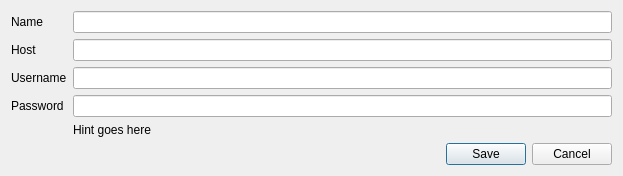
Above: NewTracker.ui from Entomologist/entomologist before the change. Below: the same form after it.
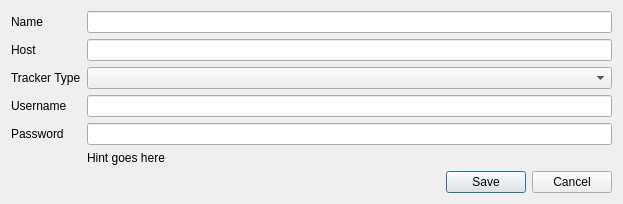
That is the form after the change. Custom widgets are drawn as their Qt base class.

The edit to the form file:
```diff
--- a/NewTracker.ui
+++ b/NewTracker.ui
@@ -10,7 +10,7 @@
     <x>0</x>
     <y>0</y>
     <width>623</width>
-    <height>165</height>
+    <height>184</height>
    </rect>
   </property>
   <property name="windowTitle">
@@ -32,30 +32,6 @@
      <item row="0" column="1">
       <widget class="QLineEdit" name="nameEdit"/>
      </item>
-     <item row="2" column="1">
-      <widget class="QLineEdit" name="userEdit"/>
-     </item>
-     <item row="3" column="1">
-      <widget class="QLineEdit" name="passEdit">
-       <property name="echoMode">
-        <enum>QLineEdit::Password</enum>
-       </property>
-      </widget>
-     </item>
-     <item row="2" column="0">
-      <widget class="QLabel" name="userLabel">
-       <property name="text">
-        <string>Username</string>
-       </property>
-      </widget>
-     </item>
-     <item row="3" column="0">
-      <widget class="QLabel" name="passLabel">
-       <property name="text">
-        <string>Password</string>
-       </property>
-      </widget>
-     </item>
      <item row="6" column="1">
       <widget class="QLabel" name="hintLabel">
        <property name="text">
@@ -66,6 +42,30 @@
      <item row="1" column="1">
       <widget class="PlaceholderLineEdit" name="urlEdit"/>
      </item>
+     <item row="4" column="0">
+      <widget class="QLabel" name="passLabel">
+       <property name="text">
+        <string>Password</string>
+       </property>
+      </widget>
+     </item>
+     <item row="4" column="1">
+      <widget class="QLineEdit" name="passEdit">
+       <property name="echoMode">
+        <enum>QLineEdit::Password</enum>
+       </property>
+      </widget>
+     </item>
+     <item row="3" column="0">
+      <widget class="QLabel" name="userLabel">
+       <property name="text">
+        <string>Username</string>
+       </property>
+      </widget>
+     </item>
+     <item row="3" column="1">
+      <widget class="QLineEdit" name="userEdit"/>
+     </item>
      <item row="1" column="0">
       <widget class="QLabel" name="urlLabel">
        <property name="text">
@@ -73,6 +73,16 @@
        </property>
       </widget>
      </item>
+     <item row="2" column="0">
+      <widget class="QLabel" name="trackerTypeLabel">
+       <property name="text">
+        <string>Tracker Type</string>
+       </property>
+      </widget>
+     </item>
+     <item row="2" column="1">
+      <widget class="QComboBox" name="trackerTypeCombo"/>
+     </item>
     </layout>
    </item>
    <item>
```
Left out of the diff: 3 changed lines with no effect on the pictures.
